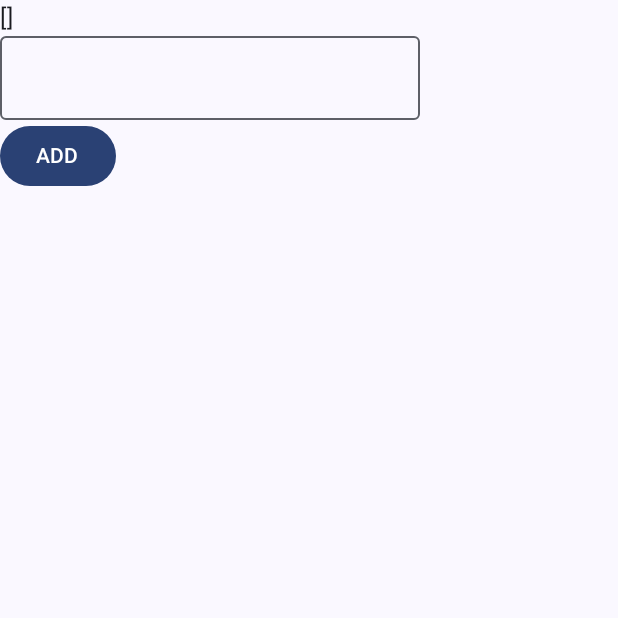
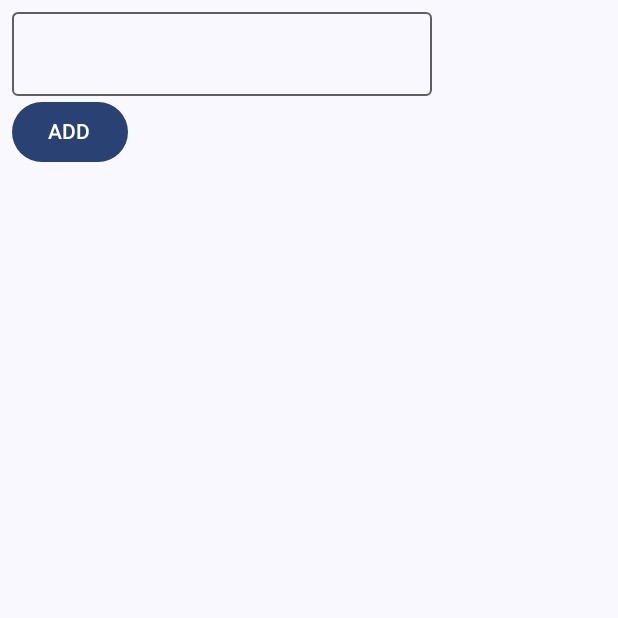
Before and after one commit to shivvrat12/MVVM_practice, an Android app built with Jetpack Compose: the screen it shows after launch (MainActivity), after a tap on "ADD", on a phone screen of 412 x 824 dp, the top half of it. Run offline under Robolectric (Android 15) with nearby library versions, the phone set to English and light mode, and no system bars.

Commit message:
fix list

```diff
--- a/app/src/main/java/com/uio/mvvmpractice/MainActivity.kt
+++ b/app/src/main/java/com/uio/mvvmpractice/MainActivity.kt
@@ -1,14 +1,25 @@
 package com.uio.mvvmpractice
 
 import android.os.Bundle
+import android.util.Log
 import androidx.activity.ComponentActivity
 import androidx.activity.compose.setContent
 import androidx.activity.viewModels
+import androidx.compose.foundation.clickable
+import androidx.compose.foundation.layout.Arrangement
 import androidx.compose.foundation.layout.Column
+import androidx.compose.foundation.layout.Row
 import androidx.compose.foundation.layout.fillMaxSize
+import androidx.compose.foundation.layout.fillMaxWidth
 import androidx.compose.foundation.layout.padding
 import androidx.compose.foundation.lazy.LazyColumn
+import androidx.compose.foundation.shape.RoundedCornerShape
+import androidx.compose.foundation.text.KeyboardActions
 import androidx.compose.material3.Button
+import androidx.compose.material3.Card
+import androidx.compose.material3.CardElevation
+import androidx.compose.material3.Icon
+import androidx.compose.material3.IconButton
 import androidx.compose.material3.MaterialTheme
 import androidx.compose.material3.OutlinedTextField
 import androidx.compose.material3.Surface
@@ -19,17 +30,24 @@ import androidx.compose.runtime.mutableStateOf
 import androidx.compose.runtime.*
 import androidx.compose.runtime.remember
 import androidx.compose.runtime.setValue
+import androidx.compose.ui.Alignment
+import androidx.compose.ui.ExperimentalComposeUiApi
 import androidx.compose.ui.Modifier
+import androidx.compose.ui.platform.LocalSoftwareKeyboardController
+import androidx.compose.ui.res.painterResource
+import androidx.compose.ui.text.capitalize
+import androidx.compose.ui.text.font.FontWeight
 import androidx.compose.ui.unit.dp
 import com.uio.mvvmpractice.ui.theme.MVVMpracticeTheme
 import com.uio.mvvmpractice.ui.theme.MainViewModel
 
 class MainActivity : ComponentActivity() {
-    val viewModel:MainViewModel by viewModels()
+
     override fun onCreate(savedInstanceState: Bundle?) {
         super.onCreate(savedInstanceState)
         setContent {
             MVVMpracticeTheme {
+                 val viewModel by viewModels<MainViewModel>()
                 // A surface container using the 'background' color from the theme
                 Surface(
                     modifier = Modifier.fillMaxSize(),
@@ -41,32 +59,53 @@ class MainActivity : ComponentActivity() {
     }
 }
 
+@OptIn(ExperimentalComposeUiApi::class)
 @Composable
 fun Greeting(viewModel: MainViewModel) {
     var item by remember {
         mutableStateOf("")
     }
-    val listing = remember {
-        mutableListOf<String>()
-    }
+
+    val controller = LocalSoftwareKeyboardController.current;
+
 
     Column(modifier = Modifier.fillMaxSize()) {
-        Text(text = "${listing}")
+//        Text(text = "${viewModel.list}")
 
         OutlinedTextField(
+
+            modifier = Modifier.padding(top = 8.dp, start = 8.dp),
             value = item,
             onValueChange = { item = it})
-        Button(onClick = { listing.add(item) }) {
+        Button(modifier = Modifier.padding(start = 8.dp),onClick = {
+            Log.i("MAIN", "Add: $item")
+            viewModel.add(item)
+            item=""
+            controller?.hide()
+        }) {
             Text(text = "ADD")
         }
         LazyColumn {
-            val shoppingList by viewModel.list.observeAsState(listOf())
-            items(shoppingList.size) { index ->
-                Text(
-                    text = shoppingList[index],
-                    style = MaterialTheme.typography.bodyLarge,
-                    modifier = Modifier.padding(bottom = 8.dp)
-                )
+
+            items(viewModel.list.size) { index ->
+                Card (shape = RoundedCornerShape(15), modifier = Modifier
+                    .fillMaxWidth()
+                    .padding(5.dp)){
+                    Row (modifier = Modifier.fillMaxWidth(),horizontalArrangement = Arrangement.SpaceBetween, verticalAlignment = Alignment.CenterVertically){
+                        Text(
+                            text = viewModel.list[index].capitalize(),
+                            style = MaterialTheme.typography.bodyLarge.copy(fontWeight = FontWeight.Bold),
+                            modifier = Modifier.padding( 8.dp)
+                        )
+                        IconButton(onClick = {
+                            viewModel.delete(viewModel.list[index])
+                        },content = {
+                            Icon(painter = painterResource(id = R.drawable.baseline_delete_24), contentDescription = "delete")
+                        })
+                    }
+
+                }
+
             }
         }
     }
--- a/app/src/main/java/com/uio/mvvmpractice/ui/theme/MainViewModel.kt
+++ b/app/src/main/java/com/uio/mvvmpractice/ui/theme/MainViewModel.kt
@@ -1,13 +1,16 @@
 package com.uio.mvvmpractice.ui.theme
 
-import androidx.compose.runtime.mutableStateOf
-import androidx.compose.runtime.remember
+
 import androidx.lifecycle.ViewModel
 
 class MainViewModel:ViewModel() {
-    val list = mutableListOf<String>()
+    var list = mutableListOf<String>()
 
-    fun increment(item:String){
+    fun add(item:String){
            list.add(item)
     }
+
+    fun delete(item:String){
+        list.remove(item)
+    }
 }
--- /dev/null
+++ b/app/src/main/res/drawable/baseline_delete_24.xml
@@ -0,0 +1,5 @@
+<vector android:height="24dp" android:tint="#DB1414"
+    android:viewportHeight="24" android:viewportWidth="24"
+    android:width="24dp" xmlns:android="http://schemas.android.com/apk/res/android">
+    <path android:fillColor="@android:color/holo_red_dark" android:pathData="M6,19c0,1.1 0.9,2 2,2h8c1.1,0 2,-0.9 2,-2V7H6v12zM19,4h-3.5l-1,-1h-5l-1,1H5v2h14V4z"/>
+</vector>
```
